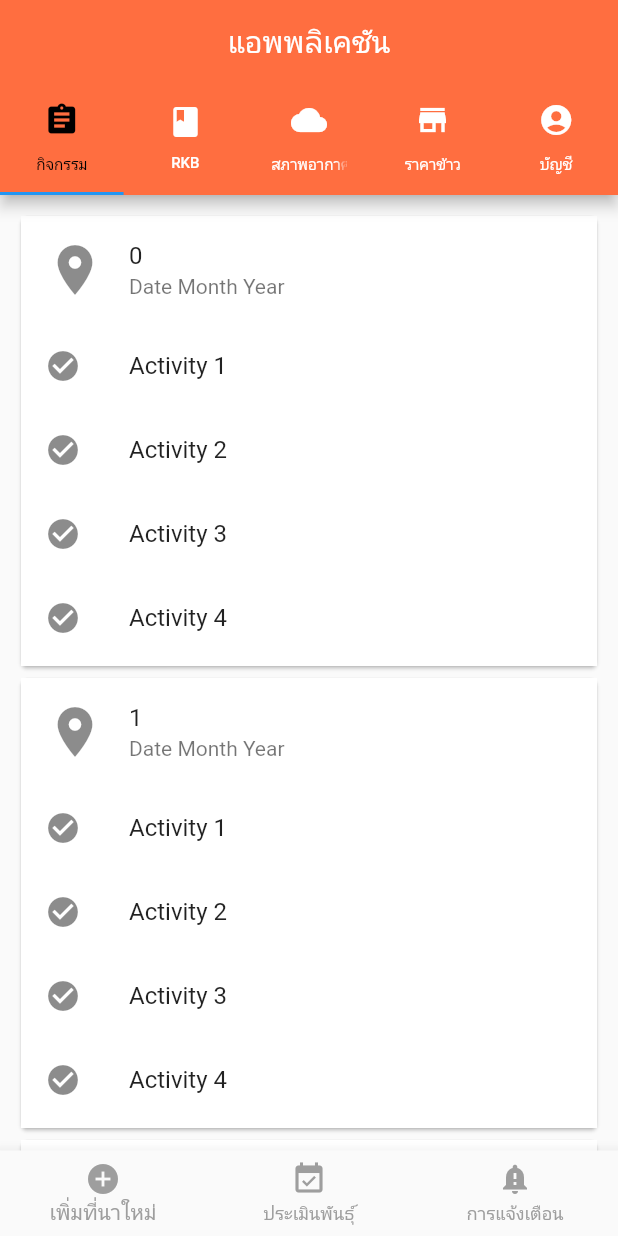
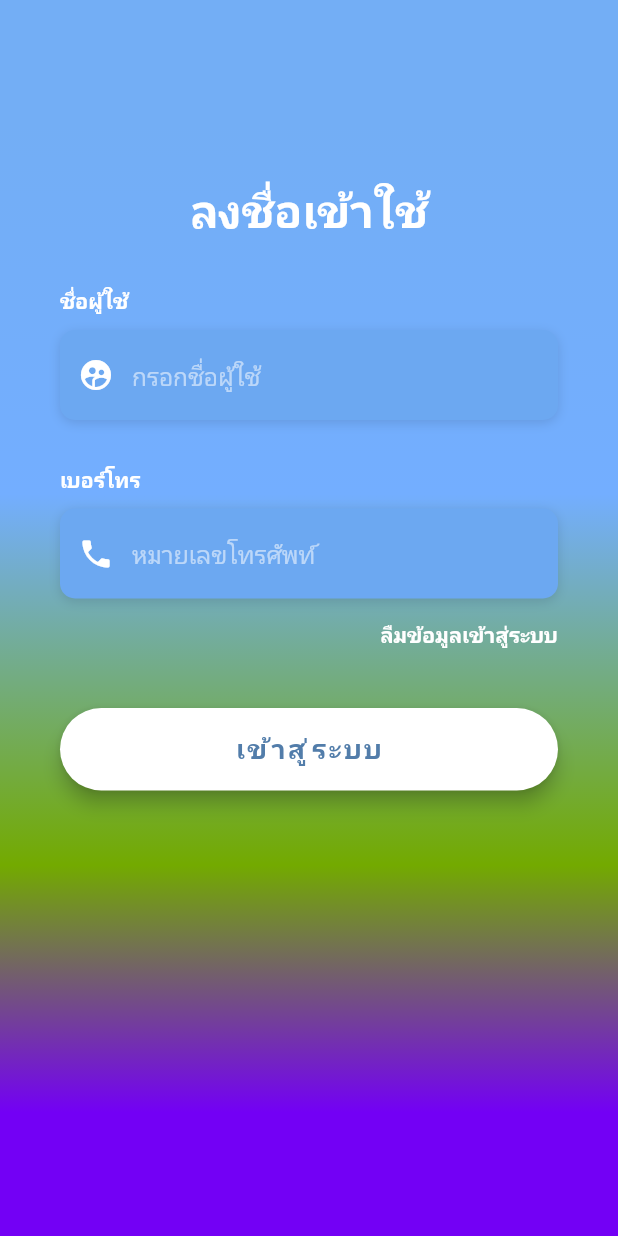
Before and after one commit to songgaheel/app-rice, a Flutter app: the screen it shows after launch, on a phone screen of 412 x 824 dp. Run offline on Flutter 3.47's test engine with Material 2 defaults, Android fonts, the phone set to English and light mode, and no system bars; Roboto replaces fonts that are missing (OpenSans).

Commit message:
login page and notification page

```diff
--- /dev/null
+++ b/lib/constants.dart
@@ -0,0 +1,24 @@
+import 'package:flutter/material.dart';
+
+final kHintTextStyle = TextStyle(
+  color: Colors.white54,
+  fontFamily: 'OpenSans',
+);
+
+final kLabelStyle = TextStyle(
+  color: Colors.white,
+  fontWeight: FontWeight.bold,
+  fontFamily: 'OpenSans',
+);
+
+final kBoxDecorationStyle = BoxDecoration(
+  color: Color(0xFF6CA8F1),
+  borderRadius: BorderRadius.circular(10.0),
+  boxShadow: [
+    BoxShadow(
+      color: Colors.black12,
+      blurRadius: 6.0,
+      offset: Offset(0, 2),
+    ),
+  ],
+);
--- a/lib/main.dart
+++ b/lib/main.dart
@@ -1,4 +1,5 @@
 import 'package:flutter/material.dart';
+import 'screen/login_screen.dart';
 import 'screen/main_screen.dart';
 
 void main() {
@@ -10,7 +11,7 @@ class MyApp extends StatelessWidget {
   Widget build(BuildContext context) {
     return MaterialApp(
       debugShowCheckedModeBanner: false,
-      home: MainScreen(),
+      home: LoginScreen(),
     );
   }
 }
--- a/lib/screen/feed.dart
+++ b/lib/screen/feed.dart
@@ -1,4 +1,6 @@
 import 'package:flutter/material.dart';
+
+import 'notification_screen.dart';
 
 class Feed extends StatefulWidget {
   @override
@@ -10,7 +12,7 @@ class _FeedState extends State<Feed> {
   List<Widget> _pageWidget = <Widget>[
     Text('เพิ่มที่นาใหม่'),
     Text('ประเมินพันธุ์'),
-    Text('การแจ้งเตือน'),
+    NotificationScreen(),
   ];
 
   void _onItemTapped(int index) {
--- /dev/null
+++ b/lib/screen/login_screen.dart
@@ -0,0 +1,198 @@
+import 'package:apprice/constants.dart';
+import 'package:apprice/screen/main_screen.dart';
+import 'package:flutter/material.dart';
+
+class LoginScreen extends StatefulWidget {
+  @override
+  _LoginScreenState createState() => _LoginScreenState();
+}
+
+class _LoginScreenState extends State<LoginScreen> {
+  bool _remenberMe = false;
+  Widget _buildUserfrom() {
+    return Column(
+      crossAxisAlignment: CrossAxisAlignment.start,
+      children: [
+        Text(
+          'ชื่อผู้ใช้',
+          style: kLabelStyle,
+        ),
+        SizedBox(height: 10),
+        Container(
+          alignment: Alignment.centerLeft,
+          decoration: kBoxDecorationStyle,
+          height: 60,
+          child: TextField(
+            keyboardType: TextInputType.emailAddress,
+            style: TextStyle(color: Colors.white),
+            decoration: InputDecoration(
+                border: InputBorder.none,
+                contentPadding: EdgeInsets.only(top: 14),
+                prefixIcon: Icon(
+                  Icons.supervised_user_circle,
+                  color: Colors.white,
+                ),
+                hintText: 'กรอกชื่อผู้ใช้',
+                hintStyle: kHintTextStyle),
+          ),
+        )
+      ],
+    );
+  }
+
+  Widget _buildPhonefrom() {
+    return Column(
+      crossAxisAlignment: CrossAxisAlignment.start,
+      children: [
+        Text(
+          'เบอร์โทร',
+          style: kLabelStyle,
+        ),
+        SizedBox(height: 10),
+        Container(
+          alignment: Alignment.centerLeft,
+          decoration: kBoxDecorationStyle,
+          height: 60,
+          child: TextField(
+            keyboardType: TextInputType.phone,
+            style: TextStyle(color: Colors.white),
+            decoration: InputDecoration(
+                border: InputBorder.none,
+                contentPadding: EdgeInsets.only(top: 14),
+                prefixIcon: Icon(
+                  Icons.phone,
+                  color: Colors.white,
+                ),
+                hintText: 'หมายเลขโทรศัพท์',
+                hintStyle: kHintTextStyle),
+          ),
+        )
+      ],
+    );
+  }
+
+  Widget _buildForgetSingInData() {
+    return Container(
+      alignment: Alignment.centerRight,
+      child: FlatButton(
+        onPressed: () => print('ลืมข้อมูลเข้าสู่ระบบ'),
+        padding: EdgeInsets.only(right: 0),
+        child: Text(
+          'ลืมข้อมูลเข้าสู่ระบบ',
+          style: kLabelStyle,
+        ),
+      ),
+    );
+  }
+
+  /*Widget _buildRememberMe() {
+    return Container(
+      child: Row(
+        children: [
+          Theme(
+            data: ThemeData(unselectedWidgetColor: Colors.white),
+            child: Checkbox(
+              value: _remenberMe,
+              checkColor: Colors.green,
+              activeColor: Colors.white,
+              onChanged: (value) {
+                setState(() {
+                  _remenberMe = value;
+                });
+              },
+            ),
+          ),
+          Text(
+            'จำบัญชี',
+            style: kLabelStyle,
+          )
+        ],
+      ),
+    );
+  }*/
+
+  Widget _buildLoginButton() {
+    return Container(
+      padding: EdgeInsets.symmetric(vertical: 25),
+      width: double.infinity,
+      child: RaisedButton(
+        elevation: 5,
+        onPressed: () => Navigator.push(
+            context, MaterialPageRoute(builder: (context) => MainScreen())),
+        padding: EdgeInsets.all(15),
+        shape: RoundedRectangleBorder(
+          borderRadius: BorderRadius.circular(30),
+        ),
+        color: Colors.white,
+        child: Text(
+          'เข้าสู่ระบบ',
+          style: TextStyle(
+              color: Color(0xff527daa),
+              letterSpacing: 1.5,
+              fontSize: 18,
+              fontWeight: FontWeight.bold),
+        ),
+      ),
+    );
+  }
+
+  @override
+  Widget build(BuildContext context) {
+    return Scaffold(
+      backgroundColor: Colors.deepOrangeAccent,
+      body: Stack(
+        children: [
+          Container(
+            height: double.infinity,
+            width: double.infinity,
+            decoration: BoxDecoration(
+              gradient: LinearGradient(
+                begin: Alignment.topCenter,
+                end: Alignment.bottomCenter,
+                colors: [
+                  Color(0xff73aef5),
+                  Color(0xff73aeff),
+                  Color(0xff73aa00),
+                  Color(0xff7300f5),
+                ],
+                stops: [0.1, 0.4, 0.7, 0.9],
+              ),
+            ),
+          ),
+          Container(
+            height: double.infinity,
+            child: SingleChildScrollView(
+              physics: AlwaysScrollableScrollPhysics(),
+              padding: EdgeInsets.symmetric(
+                horizontal: 40,
+                vertical: 120,
+              ),
+              child: Column(
+                mainAxisAlignment: MainAxisAlignment.center,
+                children: [
+                  Text(
+                    'ลงชื่อเข้าใช้',
+                    style: TextStyle(
+                      color: Colors.white,
+                      fontSize: 30,
+                      fontWeight: FontWeight.bold,
+                    ),
+                  ),
+                  SizedBox(height: 30),
+                  _buildUserfrom(),
+                  SizedBox(
+                    height: 30,
+                  ),
+                  _buildPhonefrom(),
+                  _buildForgetSingInData(),
+                  //_buildRememberMe(),
+                  _buildLoginButton()
+                ],
+              ),
+            ),
+          )
+        ],
+      ),
+    );
+  }
+}
--- /dev/null
+++ b/lib/screen/notification_screen.dart
@@ -0,0 +1,40 @@
+import 'package:flutter/material.dart';
+
+class NotificationScreen extends StatefulWidget {
+  @override
+  _NotificationScreenState createState() => _NotificationScreenState();
+}
+
+class _NotificationScreenState extends State<NotificationScreen> {
+  @override
+  Widget build(BuildContext context) {
+    return Scaffold(
+        appBar: AppBar(
+          title: Text('Notification'),
+          backgroundColor: Colors.deepOrangeAccent,
+        ),
+        body: ListView.builder(
+            itemCount: 5,
+            itemBuilder: (context, i) {
+              return Card(
+                child: Container(
+                  height: 150,
+                  color: Colors.white,
+                  child: Column(
+                    children: <Widget>[
+                      ListTile(
+                        leading: Icon(
+                          Icons.location_on,
+                          size: 40,
+                        ),
+                        title: Text('$i'),
+                        subtitle: Text('Date Month Year'),
+                      ),
+                      Text('มีกิจกรรมทั้งหมด 5 กิจกรรม')
+                    ],
+                  ),
+                ),
+              );
+            }));
+  }
+}
```
